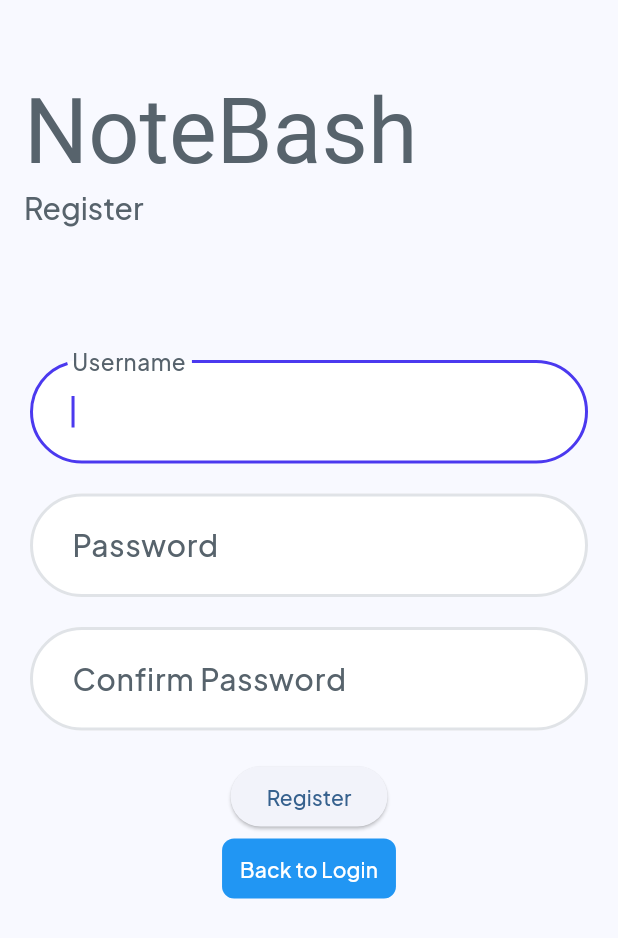
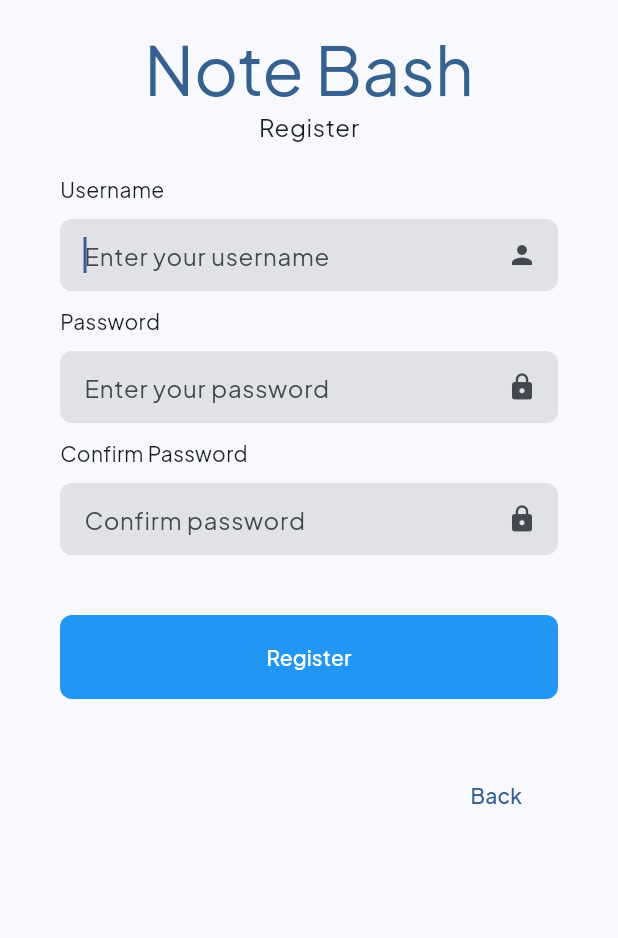
Before and after one commit to TropicalCyclone/notebash_app, a Flutter app: the screen it shows after launch, after a tap on "Register", on a phone screen of 412 x 824 dp. Shown: the top 938 px of the screen. Run offline on Flutter 3.47's test engine with Material 3 defaults, Android fonts, the phone set to English and light mode, and no system bars; our stand-ins replace file_picker, sqflite, sqflite_common_ffi; accounts and stored records are empty.

Commit message:
fix(register-page): improve overall layout

```diff
--- a/lib/pages/register_page.dart
+++ b/lib/pages/register_page.dart
@@ -15,8 +15,7 @@ class RegisterPage extends StatefulWidget {
 class _RegisterPageState extends State<RegisterPage> {
   final TextEditingController _usernameController = TextEditingController();
   final TextEditingController _passwordController = TextEditingController();
-  final TextEditingController _confirmPasswordController =
-      TextEditingController();
+  final TextEditingController _confirmController = TextEditingController();
 
   String _errorMessage = '';
   late UserService _service;
@@ -25,12 +24,29 @@ class _RegisterPageState extends State<RegisterPage> {
   void initState() {
     super.initState();
     _service = UserService(db: widget._db);
+    _clearForm();
   }
 
-  Future<User> addUser() async {
+  Future<void> _register() async {
+    if (_usernameController.text.isEmpty ||
+        _passwordController.text.isEmpty ||
+        _confirmController.text.isEmpty) {
+      setState(() {
+        _errorMessage = 'Please fill all fields';
+      });
+      return;
+    }
+
+    if (_confirmController.text != _passwordController.text) {
+      setState(() {
+        _errorMessage = 'Password not match';
+      });
+      return;
+    }
+
     User user = User(
       username: _usernameController.text,
-      password: _confirmPasswordController.text,
+      password: _passwordController.text,
     );
 
     final result = await _service.register(user);
@@ -39,9 +55,11 @@ class _RegisterPageState extends State<RegisterPage> {
       await _alertDialog();
       _clearForm();
       _back();
+    } else {
+      setState(() {
+        _errorMessage = result.message!;
+      });
     }
-
-    return result.data!;
   }
 
   Future _alertDialog() {
@@ -67,7 +85,7 @@ class _RegisterPageState extends State<RegisterPage> {
   void _clearForm() {
     _usernameController.clear();
     _passwordController.clear();
-    _confirmPasswordController.clear();
+    _confirmController.clear();
     _errorMessage = '';
 
     setState(() {});
@@ -80,224 +98,139 @@ class _RegisterPageState extends State<RegisterPage> {
   @override
   Widget build(BuildContext context) {
     return Scaffold(
-      appBar: AppBar(
-        automaticallyImplyLeading: false,
-        toolbarHeight: 200,
-        title: const Column(
-          crossAxisAlignment: CrossAxisAlignment.start,
-          children: [
-            Padding(
-              padding: EdgeInsetsDirectional.fromSTEB(0, 0, 0, 0),
-              child: Text(
-                'NoteBash',
-                style: TextStyle(
-                  fontFamily: '',
-                  color: Color(0xFF57636C),
-                  fontSize: 60,
-                  fontWeight: FontWeight.w400,
+      body: SingleChildScrollView(
+        child: Padding(
+          padding: const EdgeInsets.symmetric(vertical: 20.0, horizontal: 40.0),
+          child: Column(
+            crossAxisAlignment: CrossAxisAlignment.start,
+            children: [
+              Center(
+                child: Text(
+                  'Note Bash',
+                  style: Theme.of(context)
+                      .textTheme
+                      .displayMedium!
+                      .copyWith(color: Theme.of(context).colorScheme.primary),
                 ),
               ),
-            ),
-            Text(
-              'Register',
-              style: TextStyle(
-                fontFamily: 'Plus Jakarta Sans',
-                color: Color(0xFF57636C),
-                fontSize: 20,
-                fontWeight: FontWeight.w500,
+              Center(
+                child: Text('Register',
+                    style: Theme.of(context).textTheme.bodyLarge),
               ),
-            ),
-          ],
-        ),
-      ),
-      body: SingleChildScrollView(
-        physics: const NeverScrollableScrollPhysics(),
-        child: Padding(
-          padding: const EdgeInsets.all(20.0),
-          child: Column(
-            mainAxisAlignment: MainAxisAlignment.center,
-            children: <Widget>[
-              if (_errorMessage.isNotEmpty)
-                Text(
-                  _errorMessage,
-                  style: const TextStyle(
-                    color: Colors.red,
-                    fontWeight: FontWeight.bold,
+              const SizedBox(height: 20.0),
+              Text(
+                "Username",
+                style: Theme.of(context).textTheme.bodyMedium,
+                textAlign: TextAlign.left,
+              ),
+              const SizedBox(height: 10.0),
+              TextField(
+                controller: _usernameController,
+                decoration: InputDecoration(
+                  filled: true,
+                  hintText: 'Enter your username',
+                  suffixIcon: const Icon(Icons.person, size: 20),
+                  contentPadding: const EdgeInsets.symmetric(
+                    vertical: 4.0,
+                    horizontal: 12,
+                  ),
+                  fillColor: Theme.of(context).inputDecorationTheme.fillColor,
+                  border: const OutlineInputBorder(
+                    borderSide: BorderSide.none,
+                    borderRadius: BorderRadius.all(Radius.circular(8)),
                   ),
                 ),
-              const SizedBox(height: 20.0),
-              TextFormField(
-                controller: _usernameController,
                 autofocus: true,
-                obscureText: false,
-                decoration: InputDecoration(
-                  labelText: 'Username',
-                  labelStyle: const TextStyle(
-                    fontFamily: 'Plus Jakarta Sans',
-                    color: Color(0xFF57636C),
-                    fontSize: 20,
-                    fontWeight: FontWeight.w500,
-                  ),
-                  enabledBorder: OutlineInputBorder(
-                    borderSide: const BorderSide(
-                      color: Color(0xFFE0E3E7),
-                      width: 2,
-                    ),
-                    borderRadius: BorderRadius.circular(40),
-                  ),
-                  focusedBorder: OutlineInputBorder(
-                    borderSide: const BorderSide(
-                      color: Color(0xFF4B39EF),
-                      width: 2,
-                    ),
-                    borderRadius: BorderRadius.circular(40),
-                  ),
-                  errorBorder: OutlineInputBorder(
-                    borderSide: const BorderSide(
-                      color: Color(0xFFFF5963),
-                      width: 2,
-                    ),
-                    borderRadius: BorderRadius.circular(40),
-                  ),
-                  focusedErrorBorder: OutlineInputBorder(
-                    borderSide: const BorderSide(
-                      color: Color(0xFFFF5963),
-                      width: 2,
-                    ),
-                    borderRadius: BorderRadius.circular(40),
-                  ),
-                  filled: true,
-                  fillColor: Colors.white,
-                  contentPadding: const EdgeInsets.all(24),
-                ),
-                style: const TextStyle(
-                  fontFamily: 'Plus Jakarta Sans',
-                  color: Color(0xFF101213),
-                  fontSize: 14,
-                  fontWeight: FontWeight.w500,
-                ),
-                keyboardType: TextInputType.emailAddress,
-                cursorColor: const Color(0xFF4B39EF),
               ),
-              const SizedBox(height: 20.0),
-              TextFormField(
+              const SizedBox(height: 10.0),
+              Text(
+                "Password",
+                style: Theme.of(context).textTheme.bodyMedium,
+                textAlign: TextAlign.left,
+              ),
+              const SizedBox(height: 10.0),
+              TextField(
                 controller: _passwordController,
                 obscureText: true,
-                autofocus: true,
                 decoration: InputDecoration(
-                  labelText: 'Password',
-                  labelStyle: const TextStyle(
-                    fontFamily: 'Plus Jakarta Sans',
-                    color: Color(0xFF57636C),
-                    fontSize: 20,
-                    fontWeight: FontWeight.w500,
+                  filled: true,
+                  hintText: 'Enter your password',
+                  suffixIcon: const Icon(Icons.lock, size: 20),
+                  contentPadding: const EdgeInsets.symmetric(
+                    vertical: 4.0,
+                    horizontal: 12,
                   ),
-                  enabledBorder: OutlineInputBorder(
-                    borderSide: const BorderSide(
-                      color: Color(0xFFE0E3E7),
-                      width: 2,
+                  fillColor: Theme.of(context).inputDecorationTheme.fillColor,
+                  border: const OutlineInputBorder(
+                    borderSide: BorderSide.none,
+                    borderRadius: BorderRadius.all(Radius.circular(8)),
+                  ),
+                ),
+              ),
+              const SizedBox(height: 10.0),
+              Text(
+                "Confirm Password",
+                style: Theme.of(context).textTheme.bodyMedium,
+                textAlign: TextAlign.left,
+              ),
+              const SizedBox(height: 10.0),
+              TextField(
+                controller: _confirmController,
+                obscureText: true,
+                decoration: InputDecoration(
+                  filled: true,
+                  hintText: 'Confirm password',
+                  suffixIcon: const Icon(Icons.lock, size: 20),
+                  contentPadding: const EdgeInsets.symmetric(
+                    vertical: 4.0,
+                    horizontal: 12,
+                  ),
+                  fillColor: Theme.of(context).inputDecorationTheme.fillColor,
+                  border: const OutlineInputBorder(
+                    borderSide: BorderSide.none,
+                    borderRadius: BorderRadius.all(Radius.circular(8)),
+                  ),
+                ),
+              ),
+              const SizedBox(height: 40.0),
+              TextButton(
+                onPressed: () async => await _register(),
+                child: const SizedBox(
+                  width: double.infinity,
+                  child: Padding(
+                    padding: EdgeInsets.all(10.0),
+                    child: Text(
+                      'Register',
+                      textAlign: TextAlign.center,
                     ),
-                    borderRadius: BorderRadius.circular(40),
                   ),
-                  focusedBorder: OutlineInputBorder(
-                    borderSide: const BorderSide(
-                      color: Color(0xFF4B39EF),
-                      width: 2,
+                ),
+              ),
+              if (_errorMessage.isNotEmpty)
+                Center(
+                  child: Padding(
+                    padding: const EdgeInsets.symmetric(vertical: 10.0),
+                    child: Text(
+                      _errorMessage,
+                      style: Theme.of(context)
+                          .textTheme
+                          .bodyMedium!
+                          .copyWith(color: Theme.of(context).colorScheme.error),
                     ),
-                    borderRadius: BorderRadius.circular(40),
                   ),
-                  errorBorder: OutlineInputBorder(
-                    borderSide: const BorderSide(
-                      color: Color(0xFFFF5963),
-                      width: 2,
+                ),
+              const SizedBox(height: 40.0),
+              Row(mainAxisAlignment: MainAxisAlignment.end, children: [
+                OutlinedButton(
+                    onPressed: _back,
+                    style: OutlinedButton.styleFrom(
+                      side: BorderSide.none,
+                      shape: RoundedRectangleBorder(
+                        borderRadius: BorderRadius.circular(8),
+                      ),
                     ),
-                    borderRadius: BorderRadius.circular(40),
-                  ),
-                  focusedErrorBorder: OutlineInputBorder(
-                    borderSide: const BorderSide(
-                      color: Color(0xFFFF5963),
-                      width: 2,
-                    ),
-                    borderRadius: BorderRadius.circular(40),
-                  ),
-                  filled: true,
-                  fillColor: Colors.white,
-                  contentPadding: const EdgeInsets.all(24),
-                ),
-                style: const TextStyle(
-                  fontFamily: 'Plus Jakarta Sans',
-                  color: Color(0xFF101213),
-                  fontSize: 14,
-                  fontWeight: FontWeight.w500,
-                ),
-                keyboardType: TextInputType.emailAddress,
-                cursorColor: const Color(0xFF4B39EF),
-              ),
-              const SizedBox(height: 20.0),
-              TextFormField(
-                controller: _confirmPasswordController,
-                obscureText: true,
-                autofocus: true,
-                decoration: InputDecoration(
-                  labelText: 'Confirm Password',
-                  labelStyle: const TextStyle(
-                    fontFamily: 'Plus Jakarta Sans',
-                    color: Color(0xFF57636C),
-                    fontSize: 20,
-                    fontWeight: FontWeight.w500,
-                  ),
-                  enabledBorder: OutlineInputBorder(
-                    borderSide: const BorderSide(
-                      color: Color(0xFFE0E3E7),
-                      width: 2,
-                    ),
-                    borderRadius: BorderRadius.circular(40),
-                  ),
-                  focusedBorder: OutlineInputBorder(
-                    borderSide: const BorderSide(
-                      color: Color(0xFF4B39EF),
-                      width: 2,
-                    ),
-                    borderRadius: BorderRadius.circular(40),
-                  ),
-                  errorBorder: OutlineInputBorder(
-                    borderSide: const BorderSide(
-                      color: Color(0xFFFF5963),
-                      width: 2,
-                    ),
-                    borderRadius: BorderRadius.circular(40),
-                  ),
-                  focusedErrorBorder: OutlineInputBorder(
-                    borderSide: const BorderSide(
-                      color: Color(0xFFFF5963),
-                      width: 2,
-                    ),
-                    borderRadius: BorderRadius.circular(40),
-                  ),
-                  filled: true,
-                  fillColor: Colors.white,
-                  contentPadding: const EdgeInsets.all(24),
-                ),
-                style: const TextStyle(
-                  fontFamily: 'Plus Jakarta Sans',
-                  color: Color(0xFF101213),
-                  fontSize: 14,
-                  fontWeight: FontWeight.w500,
-                ),
-                keyboardType: TextInputType.emailAddress,
-                cursorColor: const Color(0xFF4B39EF),
-              ),
-              const SizedBox(height: 20.0),
-              ElevatedButton(
-                onPressed: () => addUser(),
-                child: const Text('Register'),
-              ),
-              TextButton(
-                onPressed: () {
-                  Navigator.pop(context); // Go back to login page
-                },
-                child: const Text('Back to Login'),
-              ),
+                    child: const Text('Back'))
+              ]),
             ],
           ),
         ),
--- a/lib/services/user_service.dart
+++ b/lib/services/user_service.dart
@@ -11,7 +11,7 @@ class UserService {
     if (await _isAlreadyExist(user.username)) {
       return ActionResult<User>(
         success: false,
-        message: 'Username already exist',
+        message: 'User already exist',
       );
     }
 
```
